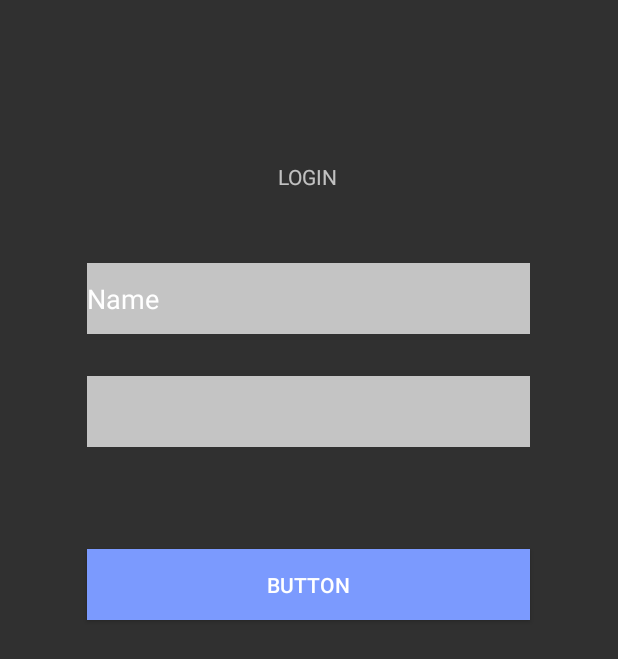
After one commit to tudeverdhangga/YoutubeMusic, an Android app: the LoginActivity screen opened directly, with no data from a screen before it, on a phone screen of 412 x 824 dp. The commit adds this screen. Shown: the top 659 px of the screen. Run offline under Robolectric (Android 15) with nearby library versions, the phone set to English and light mode, and no system bars.

Commit message:
Drawable

```diff
--- a/app/src/main/AndroidManifest.xml
+++ b/app/src/main/AndroidManifest.xml
@@ -9,7 +9,8 @@
         android:roundIcon="@mipmap/ic_launcher_round"
         android:supportsRtl="true"
         android:theme="@style/Theme.YoutubeMusic">
-<!--        <activity android:name=".play.PlayActivity"></activity>-->
+        <activity android:name=".login.LoginActivity"></activity>
+        <!-- <activity android:name=".play.PlayActivity"></activity> -->
         <activity android:name=".play.PlayActivity">
             <intent-filter>
                 <action android:name="android.intent.action.MAIN" />
--- /dev/null
+++ b/app/src/main/java/com/example/youtubemusic/login/LoginActivity.java
@@ -0,0 +1,16 @@
+package com.example.youtubemusic.login;
+
+import androidx.appcompat.app.AppCompatActivity;
+
+import android.os.Bundle;
+
+import com.example.youtubemusic.R;
+
+public class LoginActivity extends AppCompatActivity {
+
+    @Override
+    protected void onCreate(Bundle savedInstanceState) {
+        super.onCreate(savedInstanceState);
+        setContentView(R.layout.activity_login);
+    }
+}
--- /dev/null
+++ b/app/src/main/res/drawable/back_ic.xml
@@ -0,0 +1,5 @@
+<vector android:height="24dp" android:tint="#FFFFFF"
+    android:viewportHeight="24" android:viewportWidth="24"
+    android:width="24dp" xmlns:android="http://schemas.android.com/apk/res/android">
+    <path android:fillColor="@android:color/white" android:pathData="M11.67,3.87L9.9,2.1 0,12l9.9,9.9 1.77,-1.77L3.54,12z"/>
+</vector>
--- /dev/null
+++ b/app/src/main/res/layout/activity_login.xml
@@ -0,0 +1,58 @@
+<?xml version="1.0" encoding="utf-8"?>
+<androidx.constraintlayout.widget.ConstraintLayout xmlns:android="http://schemas.android.com/apk/res/android"
+    xmlns:app="http://schemas.android.com/apk/res-auto"
+    xmlns:tools="http://schemas.android.com/tools"
+    android:layout_width="match_parent"
+    android:layout_height="match_parent"
+    tools:context=".login.LoginActivity">
+
+    <TextView
+        android:id="@+id/login_tv"
+        android:layout_width="wrap_content"
+        android:layout_height="wrap_content"
+        android:layout_marginTop="108dp"
+        android:text="@string/login_tv"
+        app:layout_constraintEnd_toEndOf="parent"
+        app:layout_constraintHorizontal_bias="0.498"
+        app:layout_constraintStart_toStartOf="parent"
+        app:layout_constraintTop_toTopOf="parent" />
+
+    <EditText
+        android:id="@+id/editTextTextPersonName"
+        android:layout_width="295dp"
+        android:layout_height="47dp"
+        android:layout_marginTop="48dp"
+        android:ems="10"
+        android:inputType="textPersonName"
+        android:text="Name"
+        android:background="@color/input_text"
+        app:layout_constraintEnd_toEndOf="parent"
+        app:layout_constraintHorizontal_bias="0.497"
+        app:layout_constraintStart_toStartOf="parent"
+        app:layout_constraintTop_toBottomOf="@+id/login_tv" />
+
+    <EditText
+        android:id="@+id/editTextTextPassword"
+        android:layout_width="295dp"
+        android:layout_height="47dp"
+        android:layout_marginTop="28dp"
+        android:ems="10"
+        android:inputType="textPassword"
+        android:background="@color/input_text"
+        app:layout_constraintEnd_toEndOf="@+id/editTextTextPersonName"
+        app:layout_constraintHorizontal_bias="0.0"
+        app:layout_constraintStart_toStartOf="@+id/editTextTextPersonName"
+        app:layout_constraintTop_toBottomOf="@+id/editTextTextPersonName" />
+
+    <Button
+        android:id="@+id/button"
+        android:layout_width="295dp"
+        android:layout_height="47dp"
+        android:layout_marginTop="68dp"
+        android:text="Button"
+        android:background="@color/timeline"
+        app:layout_constraintEnd_toEndOf="@+id/editTextTextPassword"
+        app:layout_constraintHorizontal_bias="0.497"
+        app:layout_constraintStart_toStartOf="@+id/editTextTextPassword"
+        app:layout_constraintTop_toBottomOf="@+id/editTextTextPassword" />
+</androidx.constraintlayout.widget.ConstraintLayout>
--- a/app/src/main/res/values/colors.xml
+++ b/app/src/main/res/values/colors.xml
@@ -8,4 +8,5 @@
     <color name="black">#FF000000</color>
     <color name="white">#FFFFFFFF</color>
     <color name="timeline">#7B9AFE</color>
+    <color name="input_text">#C4C4C4</color>
 </resources>
--- a/app/src/main/res/values/strings.xml
+++ b/app/src/main/res/values/strings.xml
@@ -1,3 +1,4 @@
 <resources>
     <string name="app_name">YoutubeMusic</string>
+    <string name="login_tv">LOGIN</string>
 </resources>
```
Also changed, not shown: app/src/main/res/drawable/next_btn.xml (added, +10 -0 lines), app/src/main/res/drawable/pause_btn.xml (added, +10 -0 lines), app/src/main/res/drawable/volume_down_ic.xml (added, +10 -0 lines), app/src/main/res/drawable/volume_up_ic.xml (added, +10 -0 lines), 2 other files.
